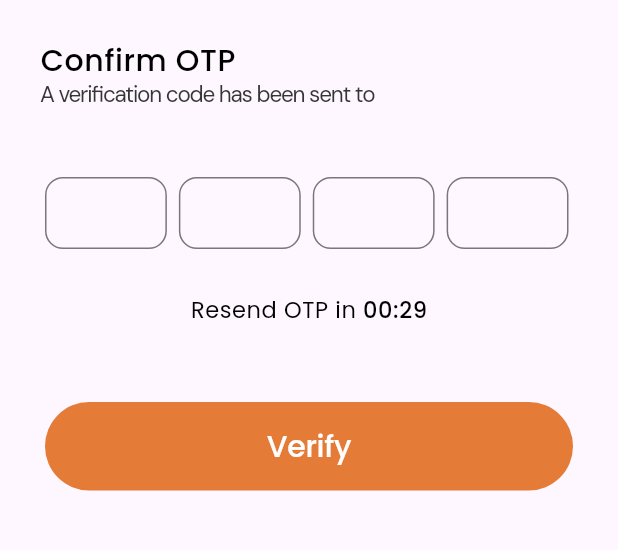
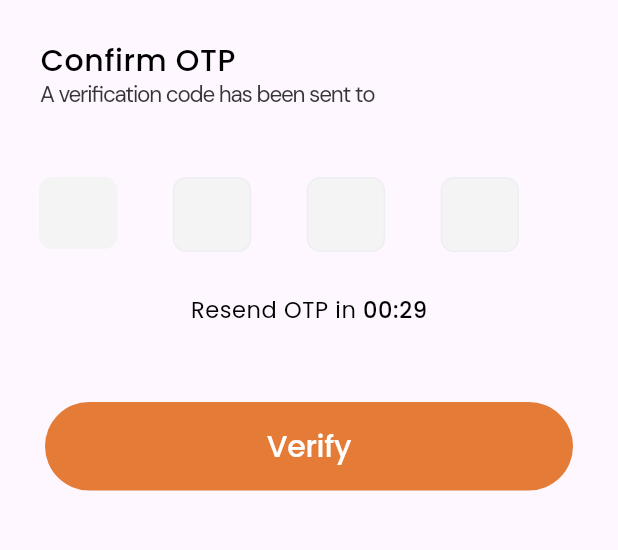
Before and after one commit to vasakiransa/testingg, a Flutter app: the OtpScreen screen opened directly with empty values, on a phone screen of 412 x 824 dp, the part 138-688 px from its top. Run offline on Flutter 3.47's test engine with Material 3 defaults, Android fonts, the phone set to English and light mode, and no system bars; our stand-ins replace animated_notch_bottom_bar, firebase_auth, flutter_svg, google_fonts; accounts and stored records are empty.

Commit message:
Update otp_screen.dart

```diff
--- a/lib/otp_screen.dart
+++ b/lib/otp_screen.dart
@@ -1,15 +1,15 @@
 import 'dart:async';
+import 'package:cng/detailed_screen.dart';
 import 'package:flutter/widgets.dart';
 import 'package:flutter_svg/flutter_svg.dart';
 import 'package:flutter/cupertino.dart';
 import 'package:flutter/material.dart';
 import 'package:google_fonts/google_fonts.dart';
 import 'package:firebase_auth/firebase_auth.dart';
-import 'detailed_screen.dart';  // Replace with actual path if needed
 
 class OtpScreen extends StatefulWidget {
-  final String text; // User's phone number
-  final String verificationId; // Firebase verification ID
+  final String text;
+  final String verificationId;
 
   OtpScreen({Key? key, required this.text, required this.verificationId})
       : super(key: key);
@@ -19,6 +19,11 @@ class OtpScreen extends StatefulWidget {
 }
 
 class _OtpScreenState extends State<OtpScreen> {
+  final TextEditingController _otpController = TextEditingController();
+  final FirebaseAuth _auth = FirebaseAuth.instance;
+  Timer? _timer;
+  int _start = 30;
+
   final TextEditingController _otpController1 = TextEditingController();
   final TextEditingController _otpController2 = TextEditingController();
   final TextEditingController _otpController3 = TextEditingController();
@@ -28,11 +33,6 @@ class _OtpScreenState extends State<OtpScreen> {
   final FocusNode _focusNode2 = FocusNode();
   final FocusNode _focusNode3 = FocusNode();
   final FocusNode _focusNode4 = FocusNode();
-
-  Timer? _timer;
-  int _start = 30;
-
-  final FirebaseAuth _auth = FirebaseAuth.instance;
 
   @override
   void initState() {
@@ -59,6 +59,7 @@ class _OtpScreenState extends State<OtpScreen> {
     _focusNode2.dispose();
     _focusNode3.dispose();
     _focusNode4.dispose();
+    _otpController.dispose();
     _otpController1.dispose();
     _otpController2.dispose();
     _otpController3.dispose();
@@ -66,7 +67,6 @@ class _OtpScreenState extends State<OtpScreen> {
     super.dispose();
   }
 
-  // Navigate focus to next text field
   void _onOtpChanged(String value, int index) {
     if (value.isEmpty) {
       switch (index) {
@@ -101,7 +101,6 @@ class _OtpScreenState extends State<OtpScreen> {
     }
   }
 
-  // Verify OTP and navigate to next screen if valid
   void _verifyOTP(BuildContext context) async {
     String smsCode = _otpController1.text +
         _otpController2.text +
@@ -116,9 +115,7 @@ class _OtpScreenState extends State<OtpScreen> {
     try {
       UserCredential userCredential =
           await _auth.signInWithCredential(credential);
-
       if (userCredential.user != null) {
-        // Navigate to the next screen after successful OTP verification
         Navigator.pushReplacement(
           context,
           MaterialPageRoute(builder: (context) => detailed_screen()),
@@ -224,16 +221,92 @@ class _OtpScreenState extends State<OtpScreen> {
                   crossAxisAlignment: CrossAxisAlignment.start,
                   children: [
                     Expanded(
-                      child: _buildOtpTextField(_otpController1, _focusNode1, 0),
+                      child: Container(
+                        margin: EdgeInsets.fromLTRB(0, 0, 37, 0),
+                        decoration: BoxDecoration(
+                          // border: Border.all(color: Color(0xFFFFC097)),
+                          borderRadius: BorderRadius.circular(9),
+                          color: Color(0xFFF4F4F4),
+                        ),
+                        child: TextField(
+                          controller: _otpController1,
+                          focusNode: _focusNode1,
+                          textAlign: TextAlign.center,
+                          keyboardType: TextInputType.number,
+                          maxLength: 1,
+                          decoration: InputDecoration(
+                            border: InputBorder.none,
+                            counterText: '',
+                          ),
+                          onChanged: (value) => _onOtpChanged(value, 0),
+                        ),
+                      ),
                     ),
                     Expanded(
-                      child: _buildOtpTextField(_otpController2, _focusNode2, 1),
+                      child: Container(
+                        margin: EdgeInsets.fromLTRB(0, 0, 37, 0),
+                        decoration: BoxDecoration(
+                          border: Border.all(color: Color(0xFFEDEEF0)),
+                          borderRadius: BorderRadius.circular(9),
+                          color: Color(0xFFF4F4F4),
+                        ),
+                        child: TextField(
+                          controller: _otpController2,
+                          focusNode: _focusNode2,
+                          textAlign: TextAlign.center,
+                          keyboardType: TextInputType.number,
+                          maxLength: 1,
+                          decoration: InputDecoration(
+                            border: InputBorder.none,
+                            counterText: '',
+                          ),
+                          onChanged: (value) => _onOtpChanged(value, 1),
+                        ),
+                      ),
                     ),
                     Expanded(
-                      child: _buildOtpTextField(_otpController3, _focusNode3, 2),
+                      child: Container(
+                        margin: EdgeInsets.fromLTRB(0, 0, 37, 0),
+                        decoration: BoxDecoration(
+                          border: Border.all(color: Color(0xFFEDEEF0)),
+                          borderRadius: BorderRadius.circular(9),
+                          color: Color(0xFFF4F4F4),
+                        ),
+                        child: TextField(
+                          controller: _otpController3,
+                          focusNode: _focusNode3,
+                          textAlign: TextAlign.center,
+                          keyboardType: TextInputType.number,
+                          maxLength: 1,
+                          decoration: InputDecoration(
+                            border: InputBorder.none,
+                            counterText: '',
+                          ),
+                          onChanged: (value) => _onOtpChanged(value, 2),
+                        ),
+                      ),
                     ),
                     Expanded(
-                      child: _buildOtpTextField(_otpController4, _focusNode4, 3),
+                      child: Container(
+                        margin: EdgeInsets.fromLTRB(0, 0, 37, 0),
+                        decoration: BoxDecoration(
+                          border: Border.all(color: Color(0xFFEDEEF0)),
+                          borderRadius: BorderRadius.circular(9),
+                          color: Color(0xFFF4F4F4),
+                        ),
+                        child: TextField(
+                          controller: _otpController4,
+                          focusNode: _focusNode4,
+                          textAlign: TextAlign.center,
+                          keyboardType: TextInputType.number,
+                          maxLength: 1,
+                          decoration: InputDecoration(
+                            border: InputBorder.none,
+                            counterText: '',
+                          ),
+                          onChanged: (value) => _onOtpChanged(value, 3),
+                        ),
+                      ),
                     ),
                   ],
                 ),
@@ -247,23 +320,35 @@ class _OtpScreenState extends State<OtpScreen> {
                       _otpController2.text.isEmpty ||
                       _otpController3.text.isEmpty ||
                       _otpController4.text.isEmpty) {
+                    // Show an alert or a snackbar indicating that all fields must be filled
                     ScaffoldMessenger.of(context).showSnackBar(
                       SnackBar(
                         content: Text('Please enter the OTP'),
                       ),
                     );
                   } else {
-                    _verifyOTP(context);
+                    // All fields are filled, navigate to the next screen
+                    Navigator.push(
+                      context,
+                      MaterialPageRoute(
+                        builder: (context) =>
+                            detailed_screen(), // Replace with your new screen widget
+                      ),
+                    );
                   }
                 },
                 child: Container(
                   width: double.infinity,
                   height: 59,
+                  child: Container(
                     decoration: BoxDecoration(
                       color: Color(0xFFE47B37),
                       borderRadius: BorderRadius.circular(29.5),
                     ),
-                  child: Center(
+                    child: Row(
+                      mainAxisAlignment: MainAxisAlignment.center,
+                      children: [
+                        Container(
                           child: Text(
                             'Verify',
                             style: GoogleFonts.getFont(
@@ -276,11 +361,20 @@ class _OtpScreenState extends State<OtpScreen> {
                             ),
                           ),
                         ),
+                      ],
+                    ),
+                  ),
                 ),
               ),
             ),
             Padding(
               padding: const EdgeInsets.only(top: 290),
+              child: Row(
+                mainAxisAlignment: MainAxisAlignment.center,
+                children: [
+                  Positioned(
+                    top: 290,
+                    left: 30,
                     child: Row(
                       mainAxisAlignment: MainAxisAlignment.center,
                       children: [
@@ -312,32 +406,8 @@ class _OtpScreenState extends State<OtpScreen> {
                 ],
               ),
             ),
-    );
-  }
-
-  // Build OTP text field
-  Widget _buildOtpTextField(TextEditingController controller, FocusNode focusNode, int index) {
-    return Padding(
-      padding: const EdgeInsets.symmetric(horizontal: 4),
-      child: TextFormField(
-        controller: controller,
-        focusNode: focusNode,
-        textAlign: TextAlign.center,
-        keyboardType: TextInputType.number,
-        maxLength: 1,
-        decoration: InputDecoration(
-          counterText: '',
-          contentPadding: EdgeInsets.symmetric(vertical: 0, horizontal: 0),
-          border: OutlineInputBorder(
-            borderRadius: BorderRadius.circular(12),
-            borderSide: BorderSide(
-              color: Colors.black,
+          ],
         ),
-          ),
-        ),
-        onChanged: (value) {
-          _onOtpChanged(value, index);
-        },
       ),
     );
   }
```
Lines whose indentation alone changed are shown as unchanged.
